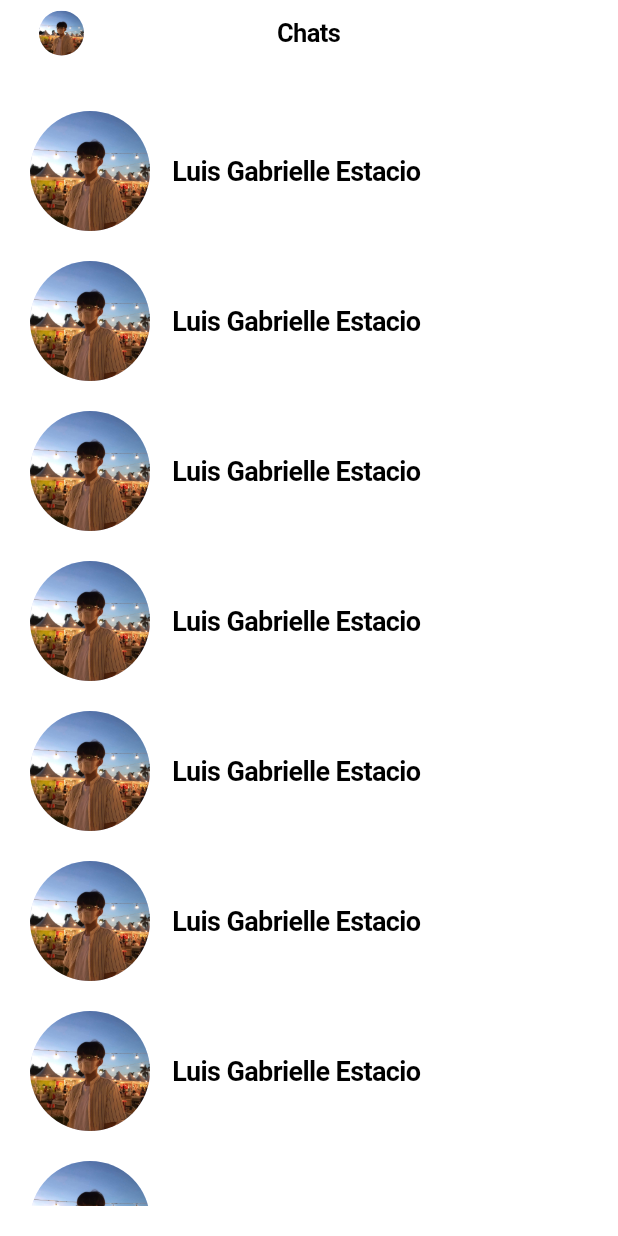
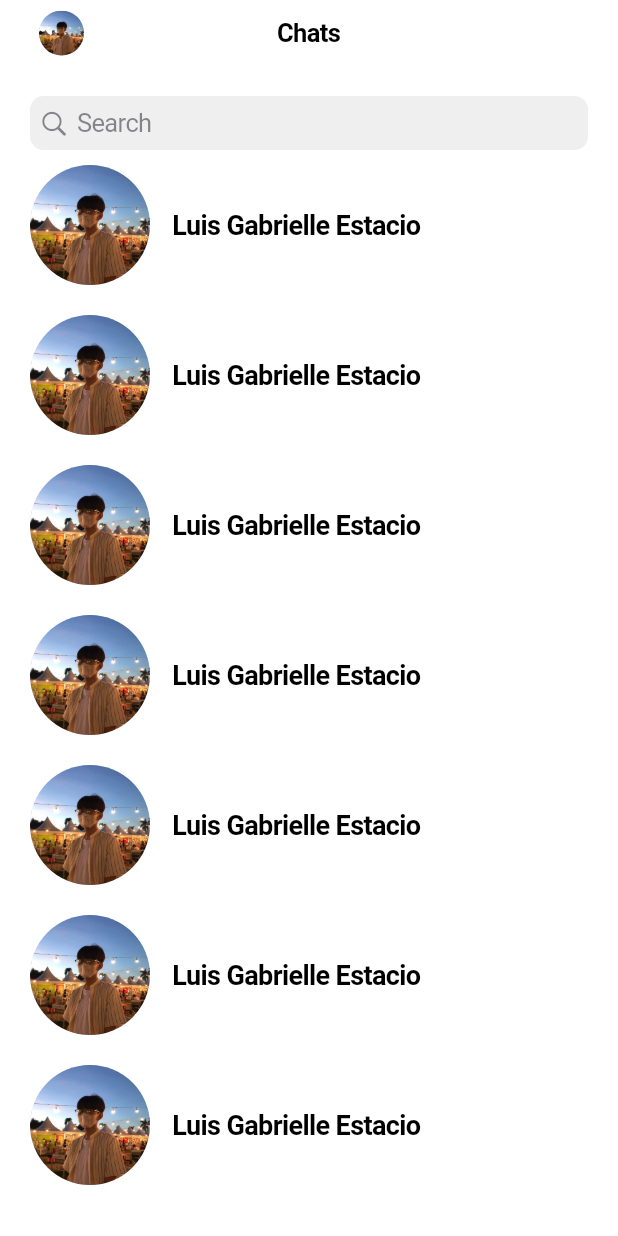
Before and after one commit to megan-esguerra/Resume_App, a Flutter app: the screen it shows after launch, on a phone screen of 412 x 824 dp. Run offline on Flutter 3.47's test engine with Material 3 defaults, Android fonts, the phone set to English and light mode, and no system bars.

Commit message:
new added search bar

```diff
--- a/lib/main.dart
+++ b/lib/main.dart
@@ -87,7 +87,7 @@
           child: CircleAvatar(
             backgroundImage: AssetImage('assets/images/LuisAvatar.jpg'),
             radius: 15,
-          )
+          ),
         ),
         middle: Text('Chats'),
         trailing: CupertinoButton(
@@ -102,10 +102,19 @@
       child: SafeArea(
         child: Padding(
           padding: EdgeInsets.all(20.0),
-          child: SingleChildScrollView(
-            child: Column(
-              children: users.map((user) => _buildUserItem(user)).toList(),
-            ),
+          child: Column(
+            children: [
+              CupertinoSearchTextField(
+                placeholder: 'Search',
+              ),
+              Expanded(
+                child: SingleChildScrollView(
+                  child: Column(
+                    children: users.map((user) => _buildUserItem(user)).toList(),
+                  ),
+                ),
+              ),
+            ],
           ),
         ),
       ),
```
